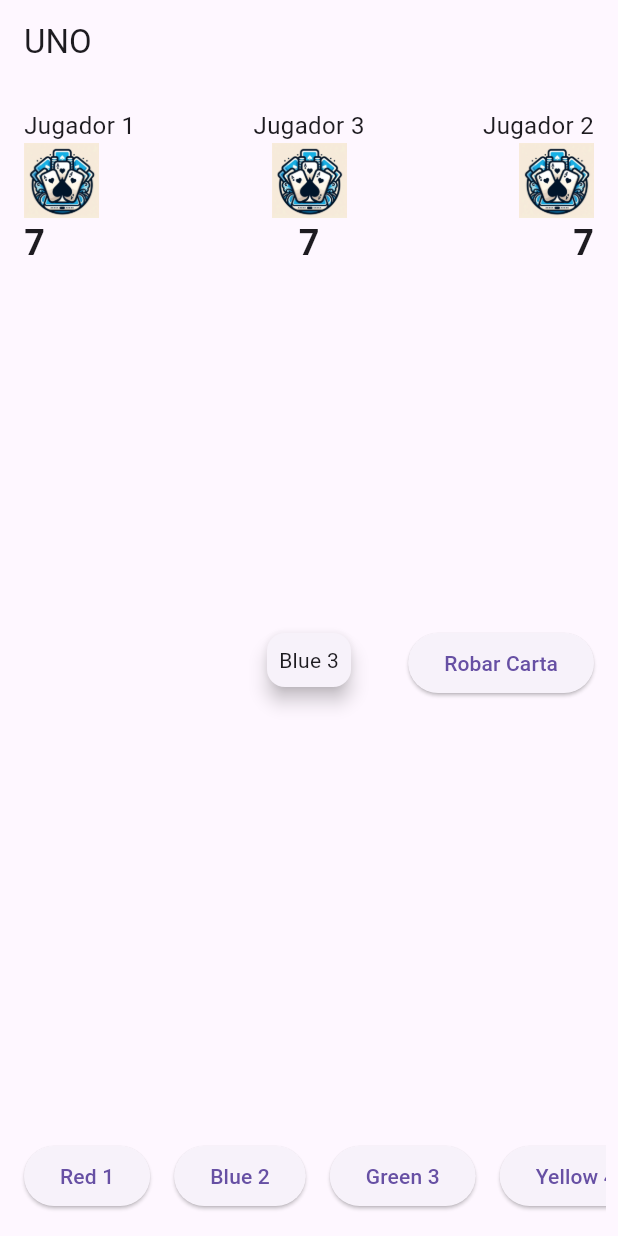
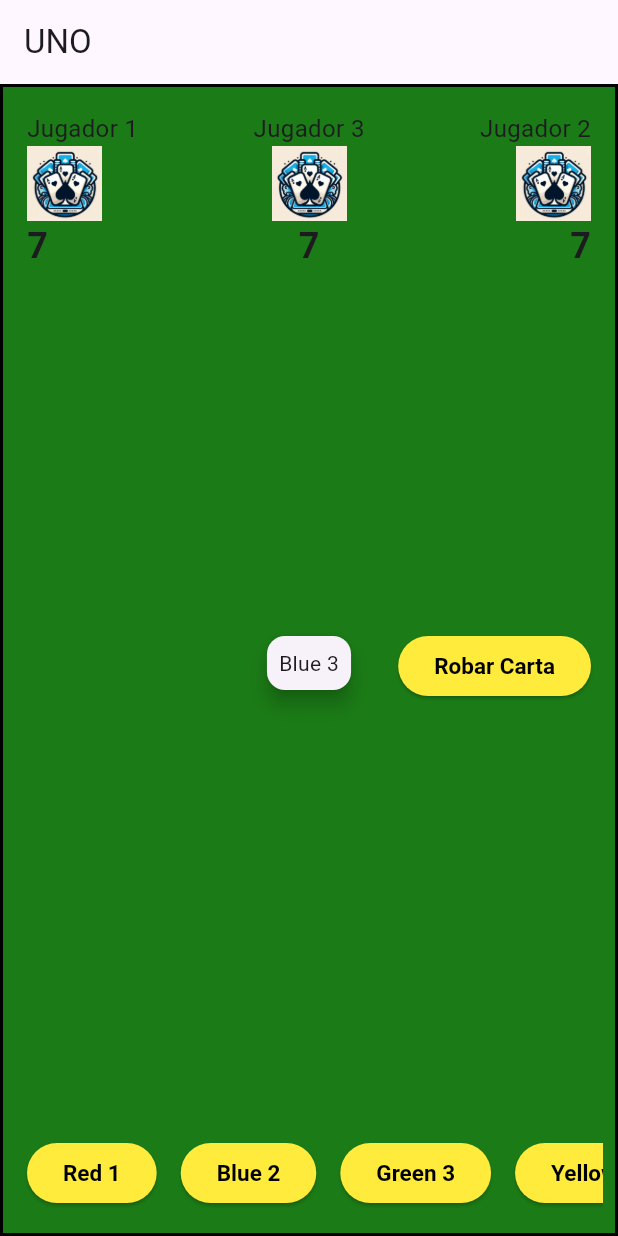
Before and after one commit to UNIZAR-30226-2024-13/Frontend-Movil, a Flutter app: the UnoGamePage screen opened directly, after a tap on "Ver todas", after a tap on "Robar Carta", on a phone screen of 412 x 824 dp. Run offline on Flutter 3.47's test engine with Material 3 defaults, Android fonts, the phone set to English and light mode, and no system bars.

Commit message:
Update UNO.dart

```diff
--- a/lib/UNO.dart
+++ b/lib/UNO.dart
@@ -1,5 +1,4 @@
 import 'package:flutter/material.dart';
-import 'package:frontend_movil/home.dart';
 
 void main() {
   runApp(UnoGame());
@@ -54,14 +53,36 @@ class _UnoGamePageState extends State<UnoGamePage> {
     });
   }
 
+  // Método para manejar el botón "Ver todas"
+  void _onVerTodasPressed() {
+    setState(() {
+      mostrarTodasLasCartas = true;
+    });
+  }
+
+  // Método para manejar el botón de robar carta
+  void _onRobarCarta() {
+    setState(() {
+      // Simular robo de carta (aquí puedes agregar la lógica real)
+      playerCards.add('Nueva Carta');
+    });
+  }
+
   @override
   Widget build(BuildContext context) {
     return Scaffold(
       appBar: AppBar(
         title: Text('UNO'),
       ),
-      body: Stack(
+      body: Container(
+        alignment: Alignment.center,
+        decoration: BoxDecoration(
+          color: Color.fromARGB(255, 27, 123, 22),
+          border: Border.all(color: Colors.black, width: 2.0),
+        ),
+        child: Stack(
           children: [
+            // Resto del contenido del juego aquí
             // Contenedor para las cartas del jugador
             Positioned(
               left: 0,
@@ -87,6 +108,14 @@ class _UnoGamePageState extends State<UnoGamePage> {
                                       _onCardSelected(card);
                                     },
                                     child: Text(card),
+                                    style: ButtonStyle(
+                                      backgroundColor: MaterialStateProperty.all(Colors.yellow),
+                                      foregroundColor: MaterialStateProperty.all(Colors.black),
+                                      textStyle: MaterialStateProperty.all(TextStyle(
+                                          fontSize: 15,
+                                          fontWeight: FontWeight.bold
+                                      ))
+                                    ),
                                   ),
                                 );
                               }).toList();
@@ -100,6 +129,14 @@ class _UnoGamePageState extends State<UnoGamePage> {
                                       _onCardSelected(card);
                                     },
                                     child: Text(card),
+                                    style: ButtonStyle(
+                                      backgroundColor: MaterialStateProperty.all(Colors.yellow),
+                                      foregroundColor: MaterialStateProperty.all(Colors.black),
+                                      textStyle: MaterialStateProperty.all(TextStyle(
+                                          fontSize: 15,
+                                          fontWeight: FontWeight.bold
+                                      ))
+                                    ),
                                   ),
                                 );
                               }).toList();
@@ -110,12 +147,16 @@ class _UnoGamePageState extends State<UnoGamePage> {
                     ),
                     if (playerCards.length > 5 && !mostrarTodasLasCartas)
                       ElevatedButton(
-                      onPressed: () {
-                        setState(() {
-                          mostrarTodasLasCartas = true;
-                        });
-                      },
+                        onPressed: _onVerTodasPressed,
                         child: Text('Ver todas'),
+                        style: ButtonStyle(
+                          backgroundColor: MaterialStateProperty.all(Colors.yellow),
+                          foregroundColor: MaterialStateProperty.all(Colors.black),
+                          textStyle: MaterialStateProperty.all(TextStyle(
+                              fontSize: 15,
+                              fontWeight: FontWeight.bold
+                          ))
+                        ),
                       ),
                   ],
                 ),
@@ -202,11 +243,16 @@ class _UnoGamePageState extends State<UnoGamePage> {
                 children: [
                   SizedBox(width: 16),
                   ElevatedButton(
-                  onPressed: () {
-                    // Lógica para robar carta
-                    print('Robar carta');
-                  },
+                    onPressed: _onRobarCarta,
                     child: Text('Robar Carta'),
+                    style: ButtonStyle(
+                      backgroundColor: MaterialStateProperty.all(Colors.yellow),
+                      foregroundColor: MaterialStateProperty.all(Colors.black),
+                      textStyle: MaterialStateProperty.all(TextStyle(
+                          fontSize: 15,
+                          fontWeight: FontWeight.bold
+                      ))
+                    ),
                   ),
                   SizedBox(width: 16),
                 ],
@@ -223,12 +269,14 @@ class _UnoGamePageState extends State<UnoGamePage> {
                   child: Padding(
                     padding: EdgeInsets.all(8.0),
                     child: Text(playedCard),
+
                   ),
                 ),
               ),
             ),
           ],
         ),
+      ),
     );
   }
 }
```
Lines whose indentation alone changed are shown as unchanged.
